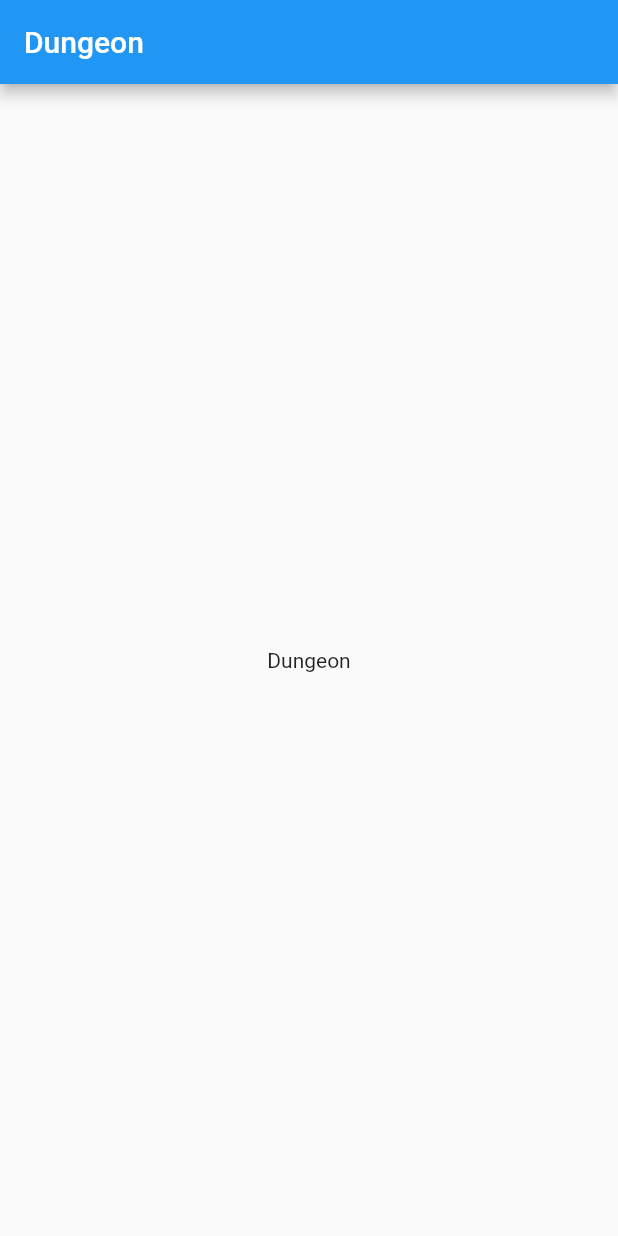
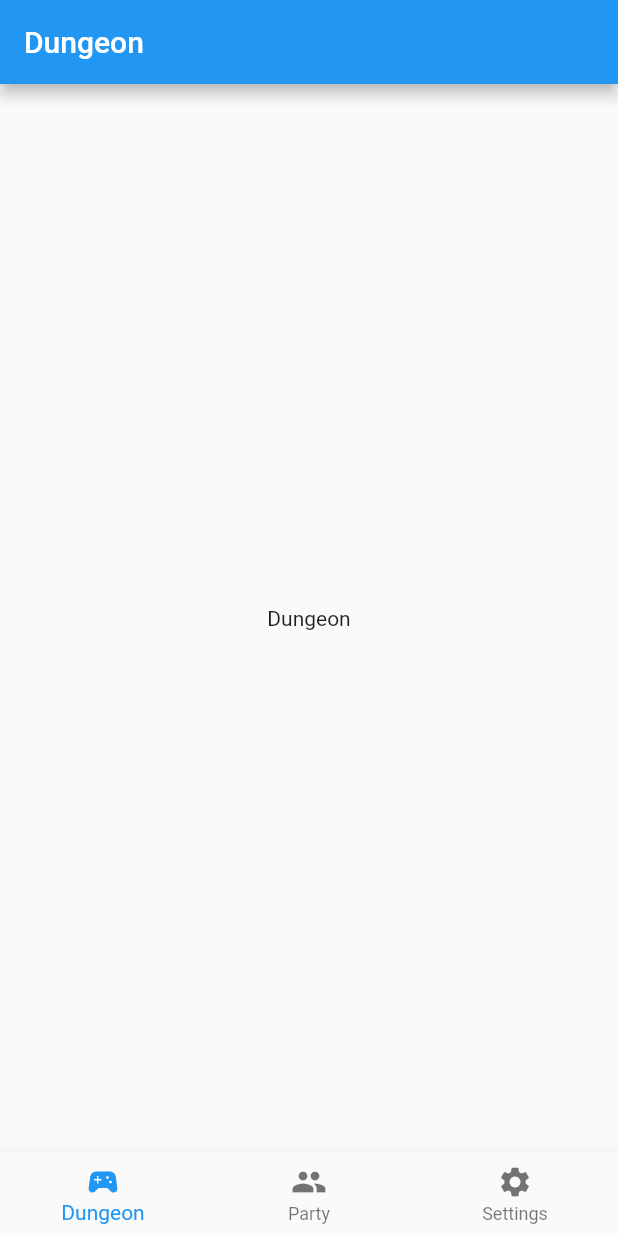
Before and after one commit to hgwr/vermelha_app, a Flutter app: the screen it shows after launch, on a phone screen of 412 x 824 dp. Run offline on Flutter 3.47's test engine with Material 2 defaults, Android fonts, the phone set to English and light mode, and no system bars.

Commit message:
bottom bar

```diff
--- a/lib/main.dart
+++ b/lib/main.dart
@@ -1,6 +1,11 @@
 import 'package:flutter/material.dart';
+import 'package:provider/provider.dart';
+
+import './providers/screen_provider.dart';
 
 import '../screens/dungeon_screen.dart';
+import '../screens/party_screen.dart';
+import '../screens/settings_screen.dart';
 
 void main() {
   runApp(const MyApp());
@@ -9,24 +14,41 @@ void main() {
 class MyApp extends StatelessWidget {
   const MyApp({super.key});
 
+  Widget getHome(int screenIndex) {
+    if (screenIndex == ScreenProvider.dungeonScreenIndex) {
+      return const DungeonScreen();
+    } else if (screenIndex == ScreenProvider.partyScreenIndex) {
+      return const PartyScreen();
+    } else if (screenIndex == ScreenProvider.settingsScreenIndex) {
+      return const SettingsScreen();
+    } else {
+      return const DungeonScreen();
+    }
+  }
+
   // This widget is the root of your application.
   @override
   Widget build(BuildContext context) {
-    return MaterialApp(
-      title: 'Flutter Demo',
-      theme: ThemeData(
-        // This is the theme of your application.
-        //
-        // Try running your application with "flutter run". You'll see the
-        // application has a blue toolbar. Then, without quitting the app, try
-        // changing the primarySwatch below to Colors.green and then invoke
-        // "hot reload" (press "r" in the console where you ran "flutter run",
-        // or simply save your changes to "hot reload" in a Flutter IDE).
-        // Notice that the counter didn't reset back to zero; the application
-        // is not restarted.
-        primarySwatch: Colors.blue,
+    return MultiProvider(
+      providers: [
+        ChangeNotifierProvider.value(
+          value: ScreenProvider(),
+        ),
+      ],
+      child: Consumer<ScreenProvider>(
+        builder: (ctx, screenProvider, _) => MaterialApp(
+          title: 'Vermelha',
+          theme: ThemeData(
+            primarySwatch: Colors.blue,
+          ),
+          home: getHome(screenProvider.currentScreenIndex),
+          routes: {
+            DungeonScreen.routeName: (ctx) => const DungeonScreen(),
+            PartyScreen.routeName: (ctx) => const PartyScreen(),
+            SettingsScreen.routeName: (ctx) => const SettingsScreen(),
+          },
+        ),
       ),
-      home: const DungeonScreen(),
     );
   }
 }
--- /dev/null
+++ b/lib/providers/screen_provider.dart
@@ -0,0 +1,16 @@
+import 'package:flutter/material.dart';
+
+class ScreenProvider extends ChangeNotifier {
+  static const int dungeonScreenIndex = 0;
+  static const int partyScreenIndex = 1;
+  static const int settingsScreenIndex = 2;
+
+  int _currentScreenIndex = 0;
+
+  int get currentScreenIndex => _currentScreenIndex;
+
+  void changeScreen(int index) {
+    _currentScreenIndex = index;
+    notifyListeners();
+  }
+}
--- a/lib/screens/dungeon_screen.dart
+++ b/lib/screens/dungeon_screen.dart
@@ -1,7 +1,13 @@
 import 'package:flutter/material.dart';
+import 'package:provider/provider.dart';
+
+import '../providers/screen_provider.dart';
+import '../widgets/bottom_bar_widget.dart';
 
 class DungeonScreen extends StatelessWidget {
   const DungeonScreen({Key? key}) : super(key: key);
+
+  static const routeName = '/dungeon';
 
   @override
   Widget build(BuildContext context) {
@@ -10,6 +16,9 @@ class DungeonScreen extends StatelessWidget {
       body: const Center(
         child: Text('Dungeon'),
       ),
+      bottomNavigationBar: const BottomBarWidget(
+        currentScreenIndex: ScreenProvider.dungeonScreenIndex,
+      ),
     );
   }
 }
--- /dev/null
+++ b/lib/screens/party_screen.dart
@@ -0,0 +1,23 @@
+import 'package:flutter/material.dart';
+
+import '../providers/screen_provider.dart';
+import '../widgets/bottom_bar_widget.dart';
+
+class PartyScreen extends StatelessWidget {
+  const PartyScreen({Key? key}) : super(key: key);
+
+  static const routeName = '/party';
+
+  @override
+  Widget build(BuildContext context) {
+    return Scaffold(
+      appBar: AppBar(title: const Text('Party')),
+      body: const Center(
+        child: Text('Party'),
+      ),
+      bottomNavigationBar: const BottomBarWidget(
+        currentScreenIndex: ScreenProvider.partyScreenIndex,
+      ),
+    );
+  }
+}
--- /dev/null
+++ b/lib/screens/settings_screen.dart
@@ -0,0 +1,23 @@
+import 'package:flutter/material.dart';
+
+import '../providers/screen_provider.dart';
+import '../widgets/bottom_bar_widget.dart';
+
+class SettingsScreen extends StatelessWidget {
+  const SettingsScreen({Key? key}) : super(key: key);
+
+  static const routeName = '/settings';
+
+  @override
+  Widget build(BuildContext context) {
+    return Scaffold(
+      appBar: AppBar(title: const Text('Settings')),
+      body: const Center(
+        child: Text('Settings'),
+      ),
+      bottomNavigationBar: const BottomBarWidget(
+        currentScreenIndex: ScreenProvider.settingsScreenIndex,
+      ),
+    );
+  }
+}
--- /dev/null
+++ b/lib/widgets/bottom_bar_widget.dart
@@ -0,0 +1,37 @@
+import 'package:flutter/material.dart';
+import 'package:provider/provider.dart';
+
+import '../providers/screen_provider.dart';
+
+class BottomBarWidget extends StatelessWidget {
+  const BottomBarWidget({
+    Key? key,
+    required this.currentScreenIndex,
+  }) : super(key: key);
+
+  final int currentScreenIndex;
+
+  @override
+  Widget build(BuildContext context) {
+    return BottomNavigationBar(
+      currentIndex: currentScreenIndex,
+      onTap: (index) {
+        Provider.of<ScreenProvider>(context, listen: false).changeScreen(index);
+      },
+      items: const [
+        BottomNavigationBarItem(
+          icon: Icon(Icons.sports_esports),
+          label: 'Dungeon',
+        ),
+        BottomNavigationBarItem(
+          icon: Icon(Icons.people),
+          label: 'Party',
+        ),
+        BottomNavigationBarItem(
+          icon: Icon(Icons.settings),
+          label: 'Settings',
+        ),
+      ],
+    );
+  }
+}
--- a/pubspec.yaml
+++ b/pubspec.yaml
@@ -30,6 +30,7 @@ environment:
 dependencies:
   flutter:
     sdk: flutter
+  provider: ^6.0.5
 
 
   # The following adds the Cupertino Icons font to your application.
```
Also changed, not shown: pubspec.lock.
